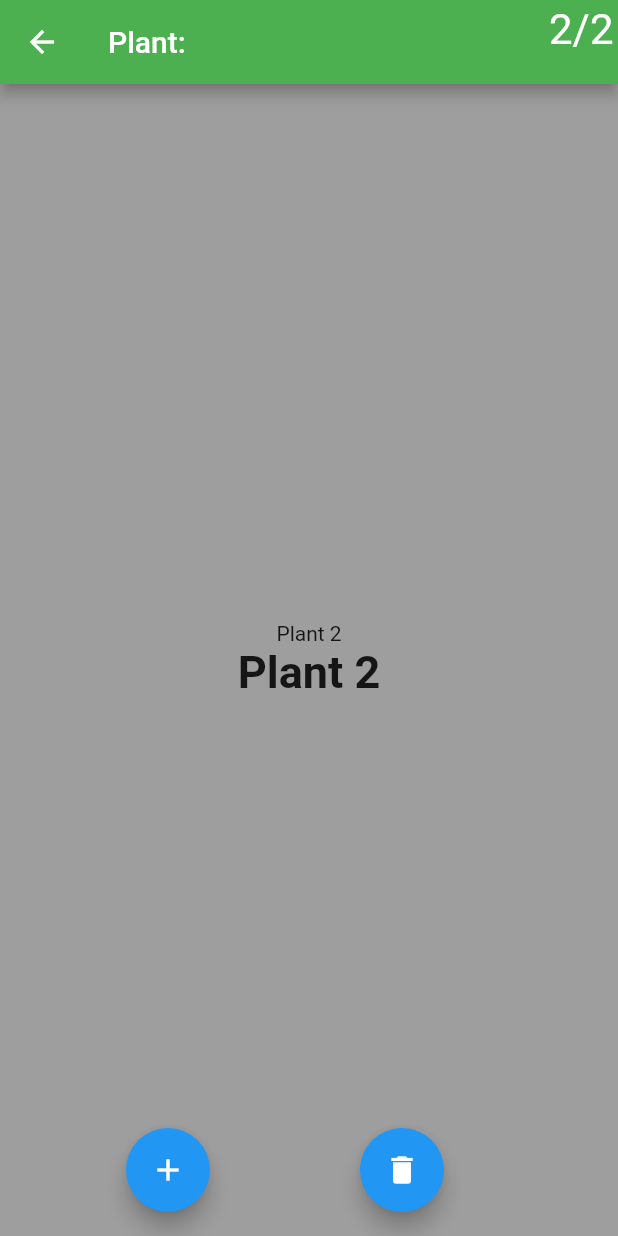
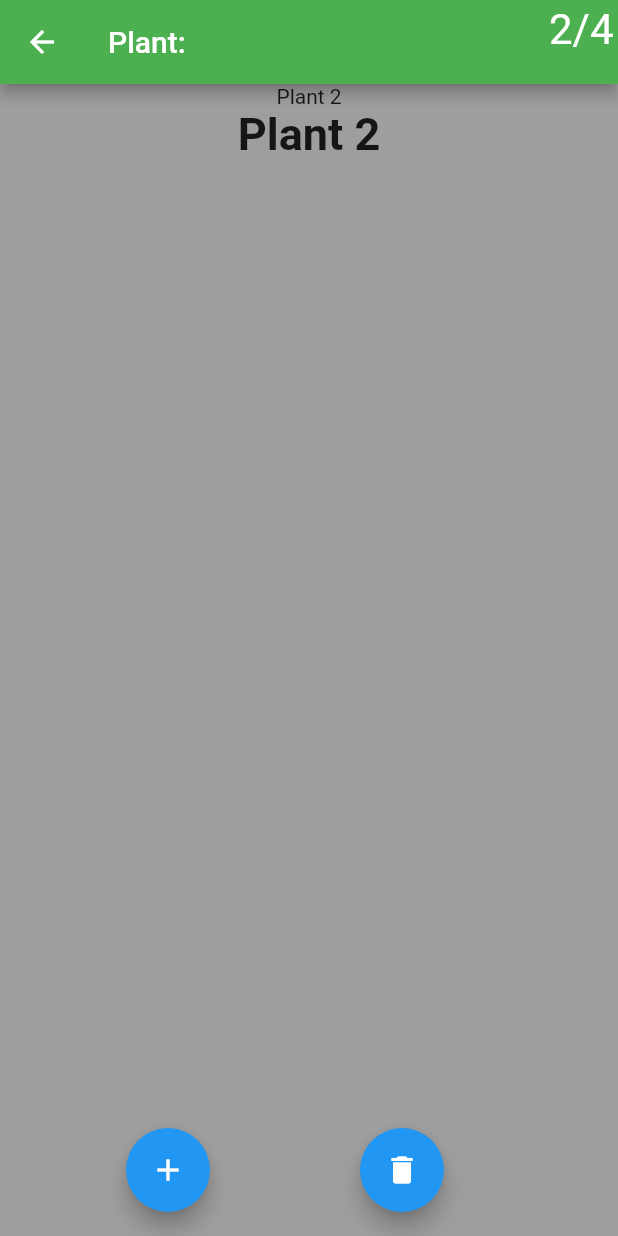
Before and after one commit to Nokheenig/EPSI-B3_MSPR_Dev_IA_App_Arosaj, a Flutter app: the MyHomePage screen opened directly, swiped to page 2, on a phone screen of 412 x 824 dp. Run offline on Flutter 3.47's test engine with Material 2 defaults, Android fonts, the phone set to English and light mode, and no system bars; our stand-ins replace geolocator, google_maps_flutter; network calls fail.

Commit message:
Plant card, swipable screens, & map

```diff
--- a/lib/page/pageView.dart
+++ b/lib/page/pageView.dart
@@ -11,17 +11,38 @@ class _MyHomePageState extends State<MyHomePage> {
   PageController controller=PageController();
   List<Widget> _list=<Widget>[
     new Center(child:new Pages(
-                                display: ({@required final String text}) {
+                                display: ({@required final String? text}) {
                                 assert(text != null);
-                                return MyTextWidget(text: text);
+                                return MyTextWidget(text: text!);
                               },
                                 text: "Plant 1",)),
     new Center(child:new Pages(
-                                display: ({@required final String text}) {
+      display: ({@required final String? text}) {
+        assert(text != null);
+        return MyTextWidget(text: text!);
+      },
+      text: "Plant 2",)),
+    new Center(child:new Pages(
+      display: ({@required final String? text}) {
+        assert(text != null);
+        return MyTextWidget(text: text!);
+      },
+      text: "Plant 3",)),
+    new Center(child:new Pages(
+      display: ({@required final String? text}) {
+        assert(text != null);
+        return MyTextWidget(text: text!);
+      },
+      text: "Plant 4",)),
+    /*new Center(child:new Pages(
+                                display: ({@required final String? text}) {
                                   assert(text != null);
-                                  return MyTextWidget(text: text);
+                                  return TextTilePage(text: text!);
                                 },
-                                text: "Plant 2",)),/*
+                                text: "Mon beau géranium",)),
+     */
+
+    /*
     new Center(child:new Pages(text: "Plant 3",)),
     new Center(child:new Pages(text: "Plant 4",))
     */
@@ -91,7 +112,7 @@ class _MyHomePageState extends State<MyHomePage> {
 class MyTextWidget extends StatelessWidget {
   final String text;
 
-  MyTextWidget({@required this.text}) : assert(text != null);
+  MyTextWidget({required this.text}) : assert(text != null);
 
   @override
   Widget build(final BuildContext context) {
@@ -106,8 +127,8 @@ class Pages extends StatefulWidget {
   final String text;
 
   Pages({
-    @required this.display,
-    @required this.text
+    required this.display,
+    required this.text
   }) :  assert(display != null),
         assert(text != null);
 
@@ -122,7 +143,7 @@ class PagesState extends State<Pages> {
   Widget build(final BuildContext context) {
     return Center(
       child: Column(
-          mainAxisAlignment: MainAxisAlignment.center,
+          mainAxisAlignment: MainAxisAlignment.start,
           children:<Widget>[
             widget.display(text: widget.text),
             Text(widget.text,textAlign: TextAlign.center,style: TextStyle(
--- a/pubspec.yaml
+++ b/pubspec.yaml
@@ -2,7 +2,7 @@ name: expandable_listview_example
 version: 1.0.0+1
 
 environment:
-  sdk: ">=2.3.0 <3.0.0"
+  sdk: ">=2.12.0 <3.0.0"
 
 dependencies:
   flutter:
@@ -11,6 +11,8 @@ dependencies:
   cupertino_icons: ^1.0.0
 
   flushbar: ^1.10.4
+  google_maps_flutter: ^2.2.3
+  geolocator: ^9.0.2
 
 dev_dependencies:
   flutter_test:
```
Also changed, not shown: lib/MapsView.dart (added, +137 -0 lines), lib/main.dart (+18 -13 lines), lib/page/text_tile_page.dart (+13 -11 lines), lib/utils.dart (deleted, +0 -34 lines), pubspec.lock, 4 other files.
